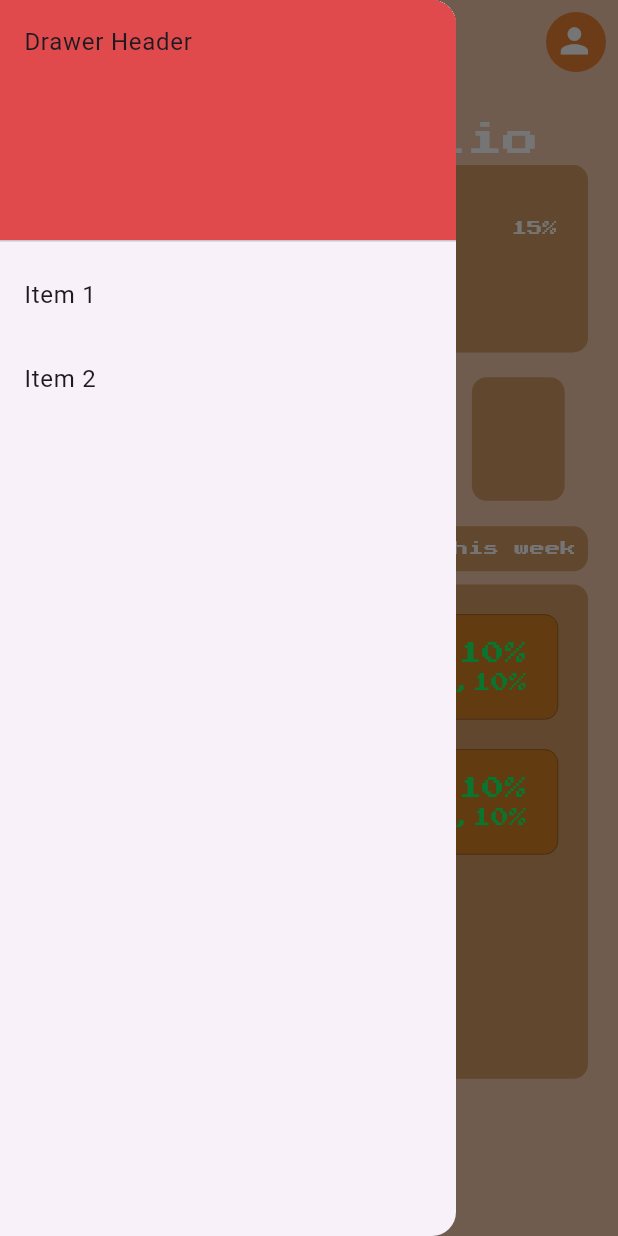
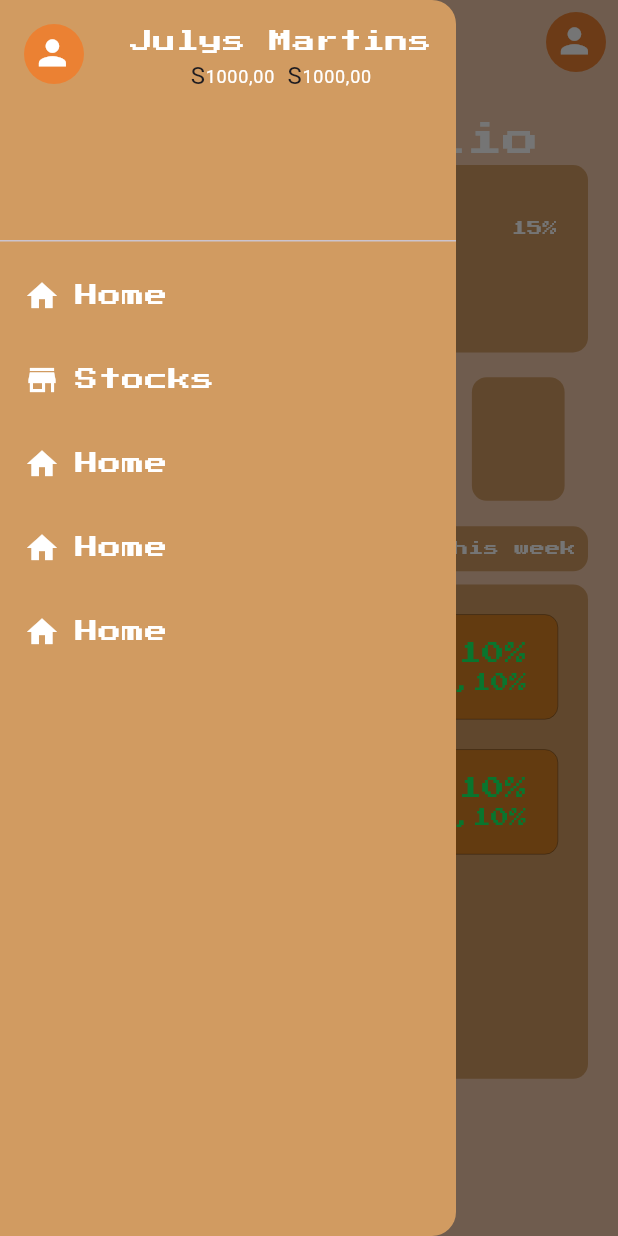
Before and after one commit to julysNICK/exchange_app, a Flutter app: the screen it shows after launch, with the side drawer open, on a phone screen of 412 x 824 dp. Run offline on Flutter 3.47's test engine with Material 2 defaults, Android fonts, the phone set to English and light mode, and no system bars; Roboto replaces fonts that are missing (Press Start 2P).

Commit message:
add list information

```diff
--- a/lib/main.dart
+++ b/lib/main.dart
@@ -1,3 +1,5 @@
+import 'package:exchange_app/screens/list_stocks/main.dart';
+import 'package:exchange_app/screens/stock_screen/main.dart';
 import 'package:flutter/material.dart';
 
 void main() {
@@ -16,6 +18,12 @@ class MyApp extends StatelessWidget {
         useMaterial3: true,
       ),
       home: const MyHomePage(title: 'Flutter Demo Home Page'),
+
+      // Rotas
+      routes: {
+        '/listStocks': (context) => const ListStocks(),
+        '/detailStock': (context) => DetailScreen(),
+      },
     );
   }
 }
@@ -47,22 +55,84 @@ class _MyHomePageState extends State<MyHomePage> {
     return Scaffold(
       backgroundColor: hexToColor('#F2C8A9'),
       drawer: Drawer(
+        backgroundColor: hexToColor('#D19B61'),
         child: ListView(
           children: [
-            const DrawerHeader(
-              decoration: BoxDecoration(
-                color: Color(0xFFE04A4C),
+            DrawerHeader(
+              child: Row(
+                mainAxisAlignment: MainAxisAlignment.spaceBetween,
+                children: [
+                  const CardProfile(),
+                  Column(
+                    children: [
+                      const Text(
+                        'Julys Martins',
+                        style: TextStyle(
+                          fontSize: 15,
+                          fontWeight: FontWeight.w400,
+                          fontFamily: 'PressStart2P',
+                          color: Colors.white,
+                        ),
+                      ),
+                      Row(
+                        children: [
+                          const Row(
+                            children: [
+                              Text("S"),
+                              Text(
+                                '1000,00',
+                                style: TextStyle(
+                                  color: Colors.white,
+                                  fontSize: 12,
+                                  fontFamily: 'Press Start 2P',
+                                  fontWeight: FontWeight.w400,
+                                ),
+                              )
+                            ],
+                          ),
+                          SizedBox(
+                            width: MediaQuery.of(context).size.width * 0.02,
+                          ),
+                          const Row(
+                            children: [
+                              Text("S"),
+                              Text(
+                                '1000,00',
+                                style: TextStyle(
+                                  color: Colors.white,
+                                  fontSize: 12,
+                                  fontFamily: 'Press Start 2P',
+                                  fontWeight: FontWeight.w400,
+                                ),
+                              )
+                            ],
+                          )
+                        ],
+                      )
+                    ],
+                  )
+                ],
               ),
-              child: Text('Drawer Header'),
             ),
-            ListTile(
-              title: const Text('Item 1'),
-              onTap: () {},
+            ItemMenu(
+              title: "Home",
+              iconEx: Icons.home,
             ),
-            ListTile(
-              title: const Text('Item 2'),
-              onTap: () {},
+            ItemMenu(
+              title: "Stocks",
+              iconEx: Icons.store,
+              onTap: () {
+                Navigator.push(
+                  context,
+                  MaterialPageRoute(
+                    builder: (context) => const ListStocks(),
+                  ),
+                );
+              },
             ),
+            ItemMenu(),
+            ItemMenu(),
+            ItemMenu(),
           ],
         ),
       ),
@@ -151,6 +221,45 @@ class _MyHomePageState extends State<MyHomePage> {
           ],
         ),
       ),
+    );
+  }
+}
+
+class ItemMenu extends StatelessWidget {
+  String? title;
+  IconData? iconEx;
+  void Function()? onTap;
+  ItemMenu({
+    super.key,
+    this.title,
+    this.iconEx,
+    this.onTap,
+  });
+
+  @override
+  Widget build(BuildContext context) {
+    return ListTile(
+      title: Row(
+        children: [
+          Icon(
+            iconEx ?? Icons.home,
+            color: Colors.white,
+          ),
+          const SizedBox(
+            width: 10,
+          ),
+          Text(
+            title ?? "Home",
+            style: const TextStyle(
+              fontSize: 15,
+              fontWeight: FontWeight.w400,
+              fontFamily: 'PressStart2P',
+              color: Colors.white,
+            ),
+          ),
+        ],
+      ),
+      onTap: onTap,
     );
   }
 }
```
Also changed, not shown: lib/screens/list_stocks/main.dart (added, +193 -0 lines), lib/screens/stock_screen/main.dart (added, +136 -0 lines), assets/images/back.png (added), assets/images/iconScreen.png (added), assets/images/setRed.png (added).
